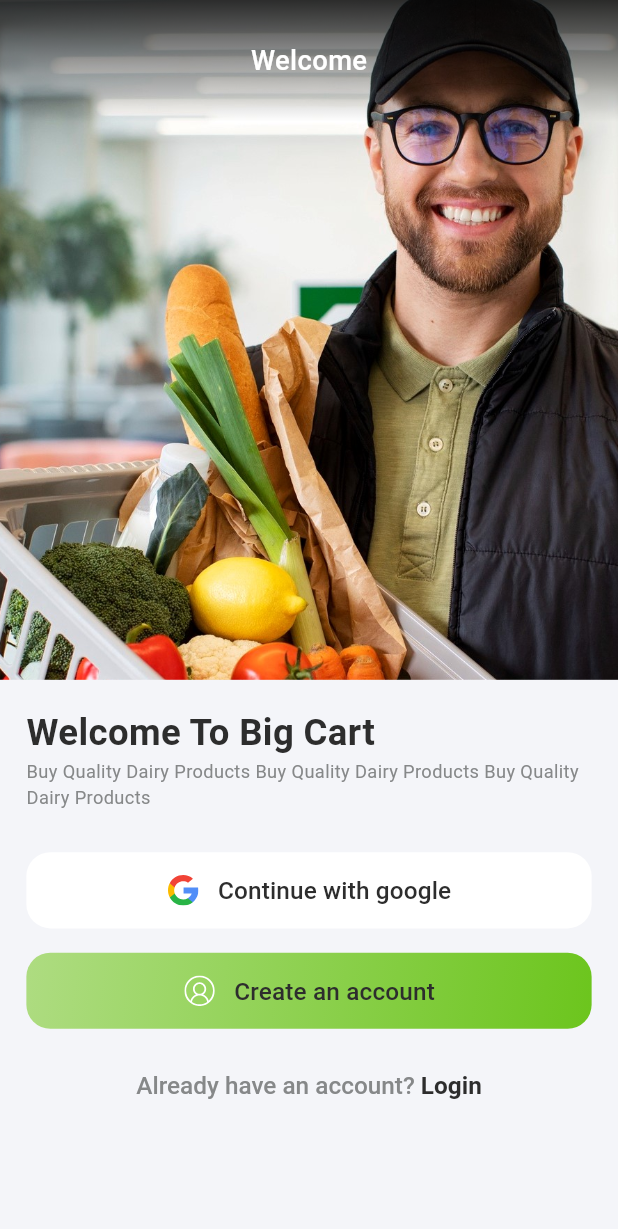
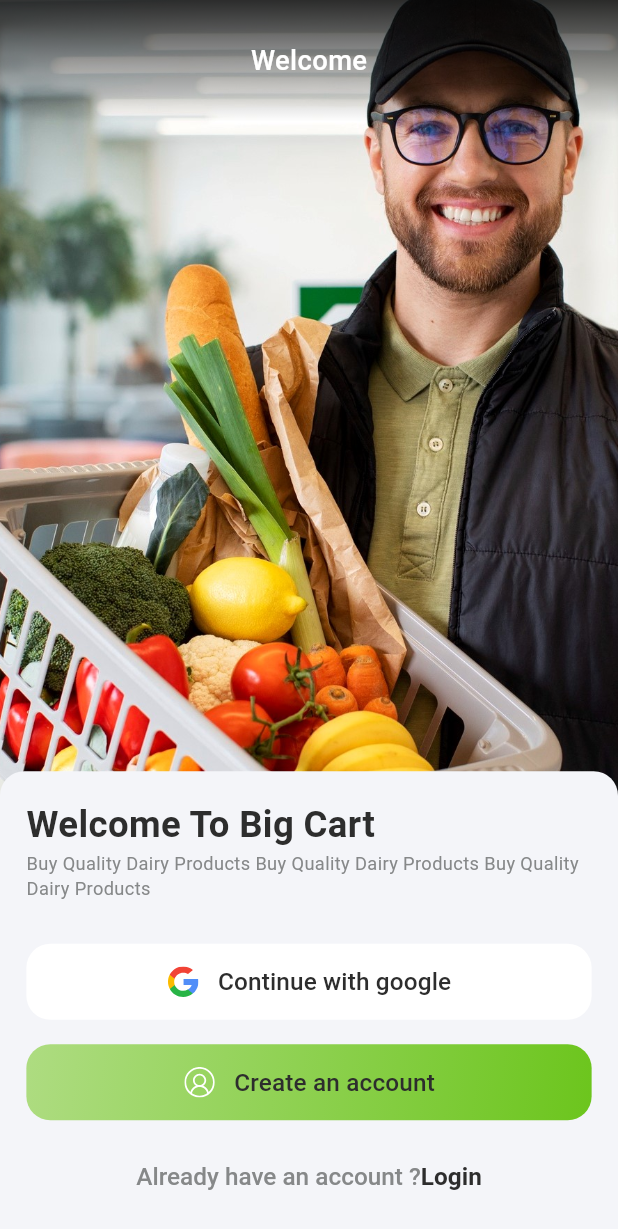
Before and after one commit to MOHAMD-ASHRAF/big_cart, a Flutter app: the WelcomePage screen opened by its route, on a phone screen of 412 x 824 dp. Shown: the top 1229 px of the screen. Run offline on Flutter 3.47's test engine with Material 3 defaults, Android fonts, the phone set to English and light mode, and no system bars; our stand-ins replace flutter_screenutil, flutter_svg, google_fonts; Roboto replaces fonts that are missing (Cairo).

Commit message:
CustomRichText

```diff
--- /dev/null
+++ b/lib/core/widgets/custom_richText.dart
@@ -0,0 +1,36 @@
+
+import 'package:flutter/gestures.dart';
+import 'package:flutter/material.dart';
+import '../theming/app_text_styles.dart';
+
+class CustomRichText extends StatelessWidget {
+   CustomRichText({
+    super.key, required this.title, required this.value, this.onTap
+  });
+  final String title;
+   final String value;
+  void Function()? onTap;
+
+  @override
+  Widget build(BuildContext context) {
+    return RichText(
+      text: TextSpan(
+        text:title,
+        style: AppTextStyles.font16GrayCairoMedium,
+        // Regular style
+        children: [
+          TextSpan(
+            text: value,
+            style: AppTextStyles.font16BlackCairoMedium
+                .copyWith(fontWeight: FontWeight.bold),
+            recognizer: TapGestureRecognizer()
+              ..onTap = onTap,
+
+          ),
+        ],
+      ),
+    );
+  }
+
+
+}
--- a/lib/features/login/ui/pages/welcome_page.dart
+++ b/lib/features/login/ui/pages/welcome_page.dart
@@ -3,12 +3,12 @@ import 'package:big_cart/core/helpers/extesions.dart';
 import 'package:big_cart/core/helpers/spacing.dart';
 import 'package:big_cart/core/routing/routes.dart';
 import 'package:big_cart/core/widgets/app_text_button.dart';
-import 'package:flutter/gestures.dart';
 import 'package:flutter/material.dart';
 import 'package:flutter_screenutil/flutter_screenutil.dart';
 
 import '../../../../core/theming/app_colors.dart';
 import '../../../../core/theming/app_text_styles.dart';
+import '../../../../core/widgets/custom_richText.dart';
 import '../widgets/shadow_appBar.dart';
 
 class WelcomePage extends StatelessWidget {
@@ -31,10 +31,15 @@ class WelcomePage extends StatelessWidget {
             ),
             const Spacer(),
             Container(
-                height: MediaQuery.of(context).size.height * 0.45,
-                color: AppColors.background,
                 width: double.infinity,
                 padding: EdgeInsets.all(16.w),
+                decoration: BoxDecoration(
+                  color: AppColors.background,
+                  borderRadius: BorderRadius.only(
+                    topLeft: Radius.circular(16.r),
+                    topRight: Radius.circular(16.r),
+                  ),
+                ),
                 child: Column(
                   crossAxisAlignment: CrossAxisAlignment.start,
                   children: [
@@ -63,25 +68,15 @@ class WelcomePage extends StatelessWidget {
                     ),
                     verticalSpace(28),
                     Center(
-                      child: RichText(
-                        text: TextSpan(
-                          text: "Already have an account? ",
-                          style: AppTextStyles.font16GrayCairoMedium,
-                          // Regular style
-                          children: [
-                            TextSpan(
-                              text: "Login",
-                              style: AppTextStyles.font16BlackCairoMedium
-                                  .copyWith(fontWeight: FontWeight.bold),
-                              recognizer: TapGestureRecognizer()
-                                ..onTap = () {
-                                  context.pushNamed(Routes.homePage);
-                                },
-                            ),
-                          ],
-                        ),
+                      child: CustomRichText(
+                        title: 'Already have an account ?',
+                        value: 'Login',
+                        onTap: () {
+                          context.pushNamed(Routes.homePage);
+                        },
                       ),
                     ),
+                    verticalSpace(12),
                   ],
                 ))
           ])
```
